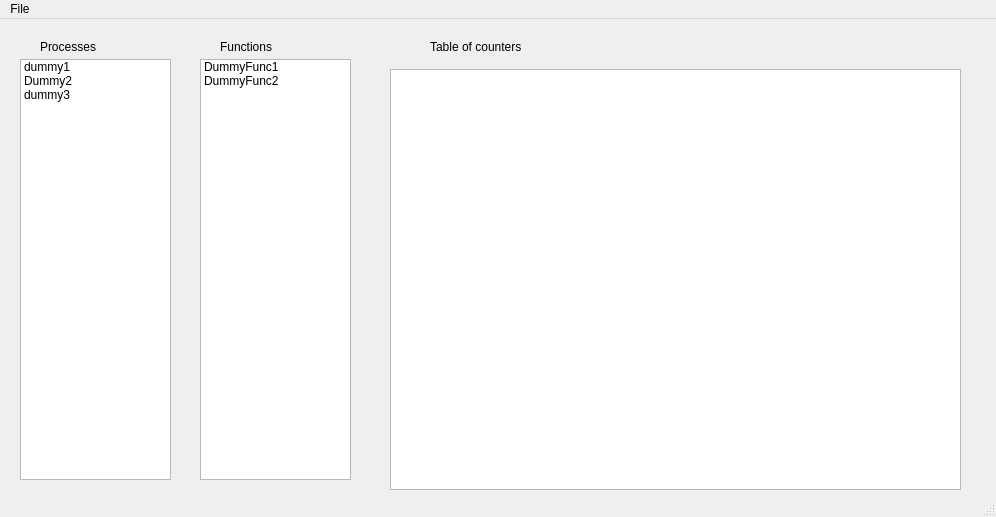
Qt form sources/gui/mainwindow.ui (necto/denfer) before a commit.
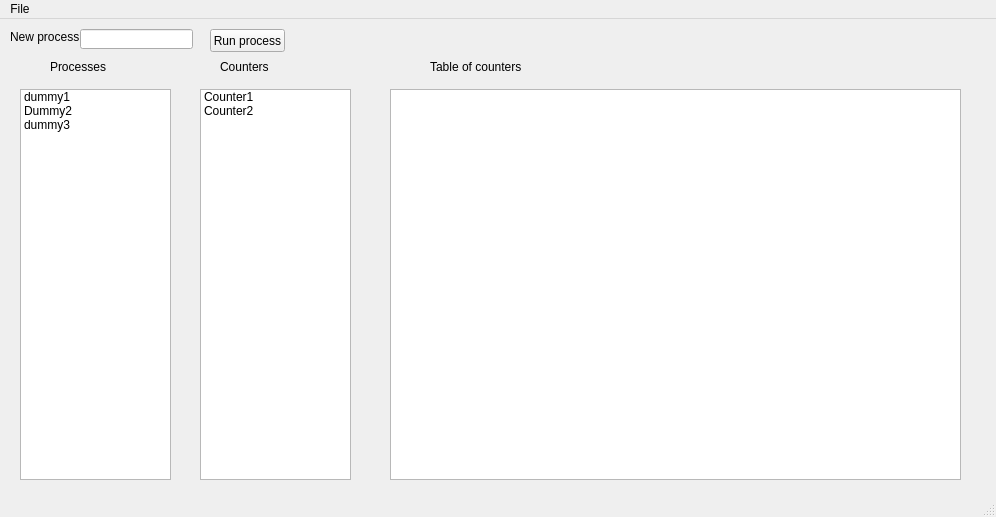
The same form after that commit.

Commit message: Added Exit functionality, added run process button and lineedit.

```diff
--- a/sources/gui/mainwindow.ui
+++ b/sources/gui/mainwindow.ui
@@ -18,17 +18,17 @@
     <property name="geometry">
      <rect>
       <x>390</x>
-      <y>50</y>
+      <y>70</y>
       <width>571</width>
-      <height>421</height>
+      <height>391</height>
      </rect>
     </property>
    </widget>
    <widget class="QLabel" name="label">
     <property name="geometry">
      <rect>
-      <x>40</x>
-      <y>20</y>
+      <x>50</x>
+      <y>40</y>
       <width>71</width>
       <height>16</height>
      </rect>
@@ -41,20 +41,20 @@
     <property name="geometry">
      <rect>
       <x>220</x>
-      <y>20</y>
+      <y>40</y>
       <width>71</width>
       <height>16</height>
      </rect>
     </property>
     <property name="text">
-     <string>Functions</string>
+     <string>Counters</string>
     </property>
    </widget>
    <widget class="QLabel" name="label_3">
     <property name="geometry">
      <rect>
       <x>430</x>
-      <y>20</y>
+      <y>40</y>
       <width>101</width>
       <height>16</height>
      </rect>
@@ -67,9 +67,9 @@
     <property name="geometry">
      <rect>
       <x>20</x>
-      <y>40</y>
+      <y>70</y>
       <width>151</width>
-      <height>421</height>
+      <height>391</height>
      </rect>
     </property>
     <item>
@@ -92,22 +92,58 @@
     <property name="geometry">
      <rect>
       <x>200</x>
-      <y>40</y>
+      <y>70</y>
       <width>151</width>
-      <height>421</height>
+      <height>391</height>
      </rect>
     </property>
     <item>
      <property name="text">
-      <string>DummyFunc1</string>
+      <string>Counter1</string>
      </property>
     </item>
     <item>
      <property name="text">
-      <string>DummyFunc2</string>
+      <string>Counter2</string>
      </property>
     </item>
    </widget>
+   <widget class="QLineEdit" name="newProc">
+    <property name="geometry">
+     <rect>
+      <x>80</x>
+      <y>10</y>
+      <width>113</width>
+      <height>20</height>
+     </rect>
+    </property>
+   </widget>
+   <widget class="QPushButton" name="runProc">
+    <property name="geometry">
+     <rect>
+      <x>210</x>
+      <y>10</y>
+      <width>75</width>
+      <height>23</height>
+     </rect>
+    </property>
+    <property name="text">
+     <string>Run process</string>
+    </property>
+   </widget>
+   <widget class="QLabel" name="label_4">
+    <property name="geometry">
+     <rect>
+      <x>10</x>
+      <y>10</y>
+      <width>71</width>
+      <height>16</height>
+     </rect>
+    </property>
+    <property name="text">
+     <string>New process</string>
+    </property>
+   </widget>
   </widget>
   <widget class="QMenuBar" name="menubar">
    <property name="geometry">
```
Left out of the diff: 32 changed lines with no effect on the pictures. The commit also changes 3 other files.
